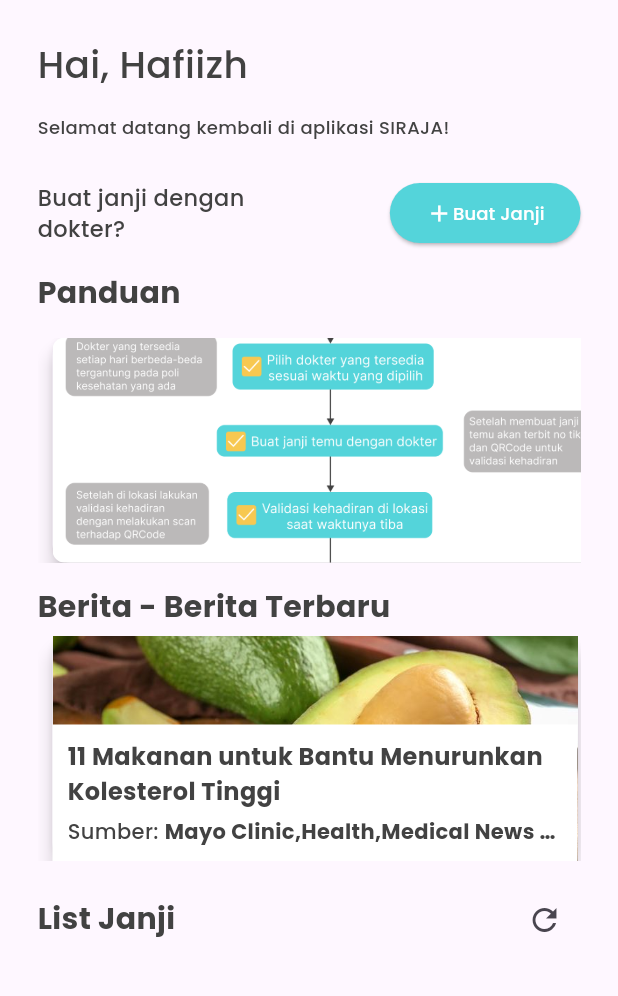
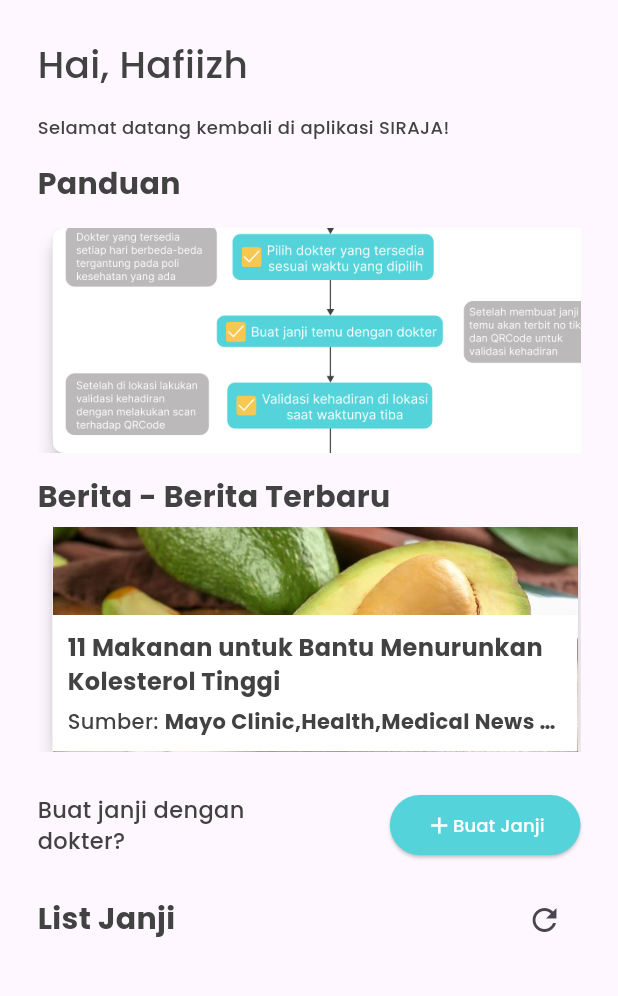
Before and after one commit to FITurnip/tubes_provis, a Flutter app: the Home screen opened directly, after a tap on the "refresh" icon, on a phone screen of 412 x 824 dp, the part 84-1080 px from its top. Run offline on Flutter 3.47's test engine with Material 3 defaults, Android fonts, the phone set to English and light mode, and no system bars; our stand-ins replace flutter_svg, flutter_svg_provider, google_fonts, image_picker, qr_flutter, shared_preferences and 1 more; missing offline and left inert: flutter_pdfview; accounts and stored records are empty; network calls fail.

Commit message:
added loading dialog, fixed home layout, added refresh in detail_kunjungan

```diff
--- a/lib/Pages/home.dart
+++ b/lib/Pages/home.dart
@@ -152,6 +152,40 @@ class HomeContent extends StatefulWidget {
 class _HomeContentState extends State<HomeContent> {
   bool isLoading = false;
 
+  void _showLoadingDialog(BuildContext context) {
+    showDialog(
+      context: context,
+      barrierDismissible: false,
+      builder: (BuildContext context) {
+        return Dialog(
+          shape: RoundedRectangleBorder(
+            borderRadius: BorderRadius.circular(15.0),
+          ),
+          child: ClipRRect(
+            borderRadius: BorderRadius.circular(15.0),
+            child: Container(
+              color: normalWhite,
+              padding: EdgeInsets.all(20),
+              child: Row(
+                mainAxisSize: MainAxisSize.min,
+                children: [
+                  CircularProgressIndicator(
+                    valueColor: AlwaysStoppedAnimation<Color>(defBlue),
+                  ),
+                  SizedBox(width: 20),
+                  Text(
+                    "Loading...",
+                    style: getDefaultTextStyle(font_color: blackColor, font_size: 15),
+                  ),
+                ],
+              ),
+            ),
+          ),
+        );
+      },
+    );
+  }
+
   @override
   Widget build(BuildContext context) {
     return SingleChildScrollView(
@@ -170,44 +204,6 @@ class _HomeContentState extends State<HomeContent> {
             Text(
               "Selamat datang kembali di aplikasi SIRAJA!",
               style: getDefaultTextStyle(),
-            ),
-            SizedBox(height: 25),
-            Row(
-              mainAxisAlignment: MainAxisAlignment.spaceBetween,
-              mainAxisSize: MainAxisSize.max,
-              children: [
-                Container(
-                  width: 2 * MediaQuery.of(context).size.width / 5,
-                  child: Text(
-                    "Buat janji dengan dokter?",
-                    style: getDefaultTextStyle(font_size: 15),
-                    overflow: TextOverflow.clip,
-                  ),
-                ),
-                ElevatedButton(
-                  onPressed: () => {
-                    Navigator.push(
-                      context,
-                      MaterialPageRoute(builder: (context) => FormKeluhan()),
-                    )
-                  },
-                  style: ElevatedButton.styleFrom(
-                    backgroundColor: defBlue,
-                  ),
-                  child: Row(
-                    children: [
-                      Icon(
-                        Icons.add,
-                        color: normalWhite,
-                      ),
-                      Text(
-                        "Buat Janji",
-                        style: getDefaultTextStyle(font_color: normalWhite),
-                      ),
-                    ],
-                  ),
-                )
-              ],
             ),
             SizedBox(height: 15),
             Text(
@@ -284,6 +280,44 @@ class _HomeContentState extends State<HomeContent> {
                 ],
               ),
             ),
+            SizedBox(height: 25),
+            Row(
+              mainAxisAlignment: MainAxisAlignment.spaceBetween,
+              mainAxisSize: MainAxisSize.max,
+              children: [
+                Container(
+                  width: 2 * MediaQuery.of(context).size.width / 5,
+                  child: Text(
+                    "Buat janji dengan dokter?",
+                    style: getDefaultTextStyle(font_size: 15),
+                    overflow: TextOverflow.clip,
+                  ),
+                ),
+                ElevatedButton(
+                  onPressed: () => {
+                    Navigator.push(
+                      context,
+                      MaterialPageRoute(builder: (context) => FormKeluhan()),
+                    )
+                  },
+                  style: ElevatedButton.styleFrom(
+                    backgroundColor: defBlue,
+                  ),
+                  child: Row(
+                    children: [
+                      Icon(
+                        Icons.add,
+                        color: normalWhite,
+                      ),
+                      Text(
+                        "Buat Janji",
+                        style: getDefaultTextStyle(font_color: normalWhite),
+                      ),
+                    ],
+                  ),
+                )
+              ],
+            ),
             SizedBox(height: 15),
             Row(
               mainAxisAlignment: MainAxisAlignment.spaceBetween,
@@ -295,10 +329,12 @@ class _HomeContentState extends State<HomeContent> {
                 ),
                 IconButton(
                   icon: Icon(Icons.refresh),
-                  onPressed: () {
-                    Provider.of<JanjiTemuControlProvider>(context,
+                  onPressed: () async {
+                    _showLoadingDialog(context);
+                    await Provider.of<JanjiTemuControlProvider>(context,
                             listen: false)
                         .fetchJanjiTemu(isRiwayat: false);
+                    Navigator.pop(context);
                   },
                 ),
               ],
@@ -315,6 +351,7 @@ class _HomeContentState extends State<HomeContent> {
     );
   }
 }
+
 
 Widget _buildNewsCard1(BuildContext context, String title, String imageUrl,
     String sumber, String tanggal, String penerbit) {
```
Also changed, not shown: lib/Pages/Kunjungan/detail_kunjungan.dart (+17 -15 lines).
